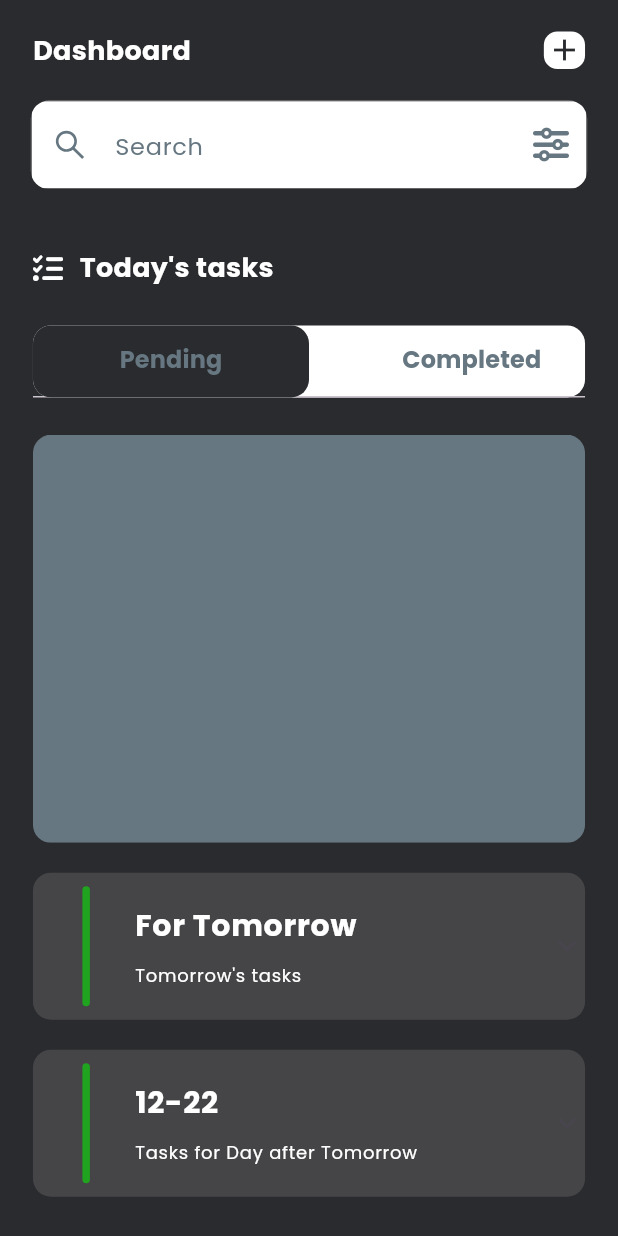
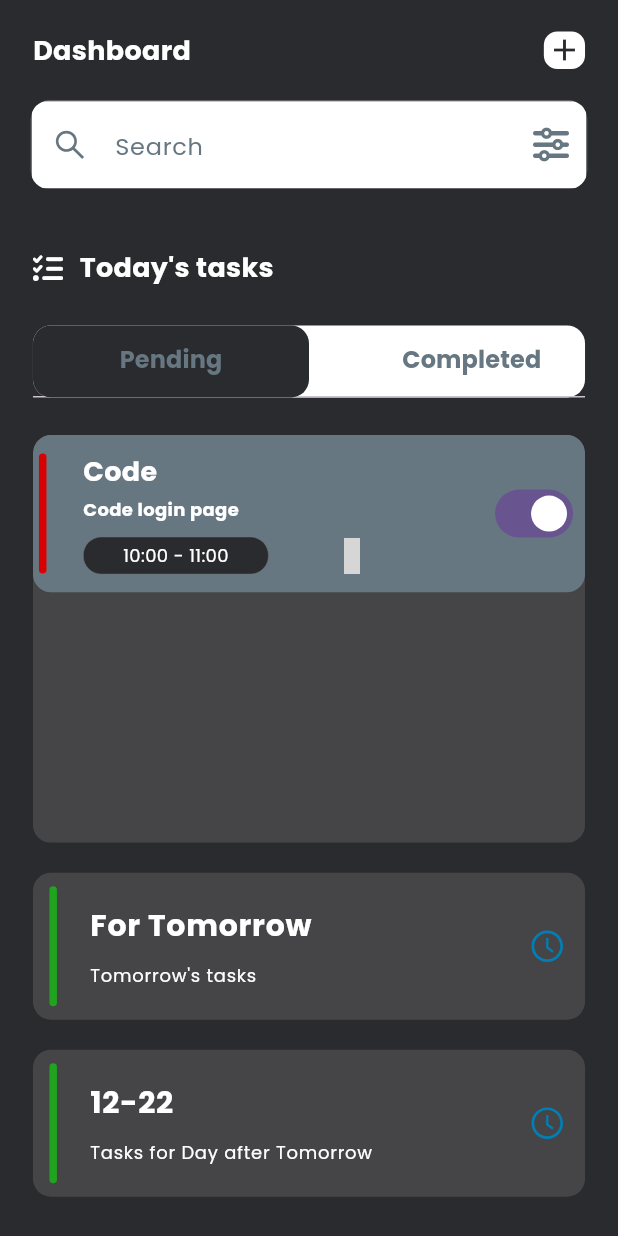
Before and after one commit to oli-mac/doodle, a Flutter app: the screen it shows after launch, on a phone screen of 412 x 824 dp. Run offline on Flutter 3.47's test engine with Material 3 defaults, Android fonts, the phone set to English and light mode, and no system bars; our stand-ins replace country_picker, flutter_screenutil, flutter_vector_icons, google_fonts, hooks_riverpod, pinput and 3 more; accounts and stored records are empty; generated files the repository leaves out were written again; grey boxes are pictures that could not be loaded.

Commit message:
code gen

```diff
--- a/lib/common/widgets/expantion.dart
+++ b/lib/common/widgets/expantion.dart
@@ -7,11 +7,15 @@ class ExpansionTiles extends StatelessWidget {
       {super.key,
       required this.text,
       required this.text2,
-      required this.children});
+      this.onExpansionChanged,
+      required this.children,
+      this.trailing});
 
   final String text;
   final String text2;
   final List<Widget> children;
+  final Function(bool)? onExpansionChanged;
+  final Widget? trailing;
 
   @override
   Widget build(BuildContext context) {
@@ -31,6 +35,8 @@ class ExpansionTiles extends StatelessWidget {
             ),
             tilePadding: EdgeInsets.zero,
             children: children,
+            onExpansionChanged: onExpansionChanged,
+            trailing: trailing,
           )),
     );
   }
--- a/lib/common/widgets/titles.dart
+++ b/lib/common/widgets/titles.dart
@@ -20,7 +20,7 @@ class BottomTitles extends StatelessWidget {
     return SizedBox(
         width: AppConstants.appWidth,
         child: Padding(
-            padding: EdgeInsets.symmetric(horizontal: 30.w),
+            padding: EdgeInsets.symmetric(horizontal: 10.w),
             child: Row(
               mainAxisAlignment: MainAxisAlignment.start,
               children: [
@@ -46,7 +46,8 @@ class BottomTitles extends StatelessWidget {
                   width: 20,
                 ),
                 Padding(
-                  padding: EdgeInsets.all(8),
+                  padding:
+                      EdgeInsets.only(left: 0, right: 8, top: 8, bottom: 8),
                   child: Column(
                       crossAxisAlignment: CrossAxisAlignment.start,
                       children: [
--- a/lib/features/todo/pages/homepage.dart
+++ b/lib/features/todo/pages/homepage.dart
@@ -1,3 +1,5 @@
+// ignore_for_file: prefer_const_constructors
+
 import 'package:doodle/common/utils/constants.dart';
 import 'package:doodle/common/widgets/appstyle.dart';
 import 'package:doodle/common/widgets/custome_textfeild.dart';
@@ -5,6 +7,8 @@ import 'package:doodle/common/widgets/expantion.dart';
 import 'package:doodle/common/widgets/height_spacer.dart';
 import 'package:doodle/common/widgets/reusable_text.dart';
 import 'package:doodle/common/widgets/width_spacer.dart';
+import 'package:doodle/features/todo/controllers/xpantion_controllers.dart';
+import 'package:doodle/features/todo/widgets/todo_tile.dart';
 import 'package:flutter/material.dart';
 import 'package:flutter_screenutil/flutter_screenutil.dart';
 import 'package:flutter_vector_icons/flutter_vector_icons.dart';
@@ -156,8 +160,23 @@ class _HomePageState extends ConsumerState<HomePage>
                     BorderRadius.all(Radius.circular(AppConstants.appRadius)),
                 child: TabBarView(controller: _tabController, children: [
                   Container(
-                    color: AppConstants.appGrayLight,
+                    color: AppConstants.appBkLight,
                     height: AppConstants.appHeight * 0.3,
+                    child: ListView(
+                      children: [
+                        TodoTile(
+                          title: 'Code',
+                          discription: 'Code login page',
+                          start: '10:00',
+                          end: '11:00',
+                          // color: AppConstants.appRed,
+                          Switcher: Switch(
+                            value: true,
+                            onChanged: (value) {},
+                          ),
+                        )
+                      ],
+                    ),
                   ),
                   Container(
                     color: AppConstants.appBkLight,
@@ -167,10 +186,37 @@ class _HomePageState extends ConsumerState<HomePage>
               ),
             ),
             const HeightSpacer(height: 20),
-            const ExpansionTiles(
+            ExpansionTiles(
+              onExpansionChanged: (bool expanded) {
+                ref.read(xpantionStateProvider.notifier).setStart(!expanded);
+              },
               text: 'For Tomorrow',
               text2: "Tomorrow's tasks",
-              children: [],
+              trailing: Padding(
+                padding: EdgeInsets.only(right: 12.w),
+                child: ref.watch(xpantionStateProvider)
+                    ? Icon(
+                        AntDesign.circledown,
+                        color: AppConstants.appLight,
+                      )
+                    : Icon(
+                        AntDesign.clockcircleo,
+                        color: AppConstants.appBluelight,
+                      ),
+              ),
+              children: [
+                TodoTile(
+                  title: 'Code',
+                  discription: 'Code login page',
+                  start: '10:00',
+                  end: '11:00',
+                  // color: AppConstants.appRed,
+                  Switcher: Switch(
+                    value: true,
+                    onChanged: (value) {},
+                  ),
+                )
+              ],
             ),
             const HeightSpacer(height: 20),
             ExpansionTiles(
@@ -179,7 +225,34 @@ class _HomePageState extends ConsumerState<HomePage>
                   .toString()
                   .substring(5, 10),
               text2: "Tasks for Day after Tomorrow  ",
-              children: [],
+              onExpansionChanged: (bool expanded) {
+                ref.read(xpantionState0Provider.notifier).setStart(!expanded);
+              },
+              trailing: Padding(
+                padding: EdgeInsets.only(right: 12.w),
+                child: ref.watch(xpantionState0Provider)
+                    ? Icon(
+                        AntDesign.circledown,
+                        color: AppConstants.appLight,
+                      )
+                    : Icon(
+                        AntDesign.clockcircleo,
+                        color: AppConstants.appBluelight,
+                      ),
+              ),
+              children: [
+                TodoTile(
+                  title: 'Code',
+                  discription: 'Code login page',
+                  start: '10:00',
+                  end: '11:00',
+                  // color: AppConstants.appRed,
+                  Switcher: Switch(
+                    value: true,
+                    onChanged: (value) {},
+                  ),
+                )
+              ],
             ),
           ]),
         )));
--- a/lib/features/todo/widgets/todo_tile.dart
+++ b/lib/features/todo/widgets/todo_tile.dart
@@ -5,6 +5,7 @@ import 'package:doodle/common/widgets/reusable_text.dart';
 import 'package:doodle/common/widgets/width_spacer.dart';
 import 'package:flutter/material.dart';
 import 'package:flutter_screenutil/flutter_screenutil.dart';
+import 'package:flutter_vector_icons/flutter_vector_icons.dart';
 
 class TodoTile extends StatelessWidget {
   const TodoTile(
@@ -14,7 +15,9 @@ class TodoTile extends StatelessWidget {
       this.discription,
       this.start,
       this.end,
-      this.editWidget});
+      this.editWidget,
+      this.delete,
+      this.Switcher});
 
   final Color? color;
   final String? title;
@@ -22,14 +25,16 @@ class TodoTile extends StatelessWidget {
   final String? start;
   final String? end;
   final Widget? editWidget;
+  final Widget? Switcher;
+  final Function()? delete;
 
   @override
   Widget build(BuildContext context) {
     return Padding(
-      padding: EdgeInsets.only(bottom: 8.h),
+      padding: EdgeInsets.only(bottom: 4.h),
       child: Stack(children: [
         Container(
-            padding: EdgeInsets.all(8.h),
+            padding: EdgeInsets.all(4.h),
             width: AppConstants.appWidth,
             decoration: BoxDecoration(
                 color: AppConstants.appGrayLight,
@@ -48,9 +53,12 @@ class TodoTile extends StatelessWidget {
                           borderRadius: BorderRadius.all(
                               Radius.circular(AppConstants.appRadius))),
                     ),
-                    WidthSpacer(width: 15),
+                    const WidthSpacer(width: 15),
                     Padding(
                       padding: EdgeInsets.all(8.h),
+                      //origonaly this had was wrapped in a sized box with wirdth kwidth*0.6
+                      child: SizedBox(
+                        width: AppConstants.appWidth * 0.6,
                         child: Column(
                           crossAxisAlignment: CrossAxisAlignment.start,
                           children: [
@@ -59,13 +67,13 @@ class TodoTile extends StatelessWidget {
                               style: appstyle(
                                   18, AppConstants.appLight, FontWeight.bold),
                             ),
-                          HeightSpacer(height: 3),
+                            const HeightSpacer(height: 3),
                             ReusableText(
-                            text: discription ?? 'Discription...?',
+                              text: discription ?? 'Discription...',
                               style: appstyle(
                                   12, AppConstants.appLight, FontWeight.bold),
                             ),
-                          HeightSpacer(height: 10),
+                            const HeightSpacer(height: 10),
                             Row(
                               mainAxisAlignment: MainAxisAlignment.start,
                               children: [
@@ -88,11 +96,19 @@ class TodoTile extends StatelessWidget {
                                     ),
                                   ),
                                 ),
-                              WidthSpacer(width: 20),
+                                const WidthSpacer(width: 20),
                                 Row(
                                   children: [
                                     SizedBox(
                                       child: editWidget,
+                                    ),
+                                    const WidthSpacer(width: 20),
+                                    GestureDetector(
+                                      onTap: delete,
+                                      child: const Icon(
+                                        MaterialCommunityIcons.delete_circle,
+                                        color: AppConstants.appDark,
+                                      ),
                                     )
                                   ],
                                 )
@@ -101,11 +117,12 @@ class TodoTile extends StatelessWidget {
                           ],
                         ),
                       ),
+                    ),
                   ],
                 ),
-                const Icon(
-                  Icons.more_vert,
-                  color: AppConstants.appLight,
+                Container(
+                  padding: EdgeInsets.only(bottom: 0.h),
+                  child: Switcher,
                 )
               ],
             ))
--- a/pubspec.yaml
+++ b/pubspec.yaml
@@ -42,6 +42,8 @@ dependencies:
   smooth_page_indicator: ^1.1.0
   country_picker: ^2.0.23
   pinput: ^3.0.1
+  riverpod_annotation: ^2.3.3
+  sqflite: ^2.3.0
 
 dev_dependencies:
   flutter_test:
@@ -53,6 +55,8 @@ dev_dependencies:
   # package. See that file for information about deactivating specific lint
   # rules and activating additional ones.
   flutter_lints: ^2.0.0
+  build_runner: ^2.4.7
+  riverpod_generator: ^2.3.9
 
 # For information on the generic Dart part of this file, see the
 # following page: https://dart.dev/tools/pub/pubspec
```
Also changed, not shown: lib/common/helper/db_helper.dart (added, +120 -0 lines), lib/common/models/task_model.dart (added, +53 -0 lines), lib/common/models/user_model.dart (added, +21 -0 lines), lib/features/auth/controllers/code_provider.dart (added, +14 -0 lines), lib/features/auth/pages/test_provider.dart (added, +32 -0 lines), lib/features/todo/controllers/xpantion_controllers.dart (added, +26 -0 lines), lib/features/auth/controllers/code_provider.g.dart (added), lib/features/todo/controllers/xpantion_controllers.g.dart (added), pubspec.lock, 1 other file. Lines whose indentation alone changed are shown as unchanged.
